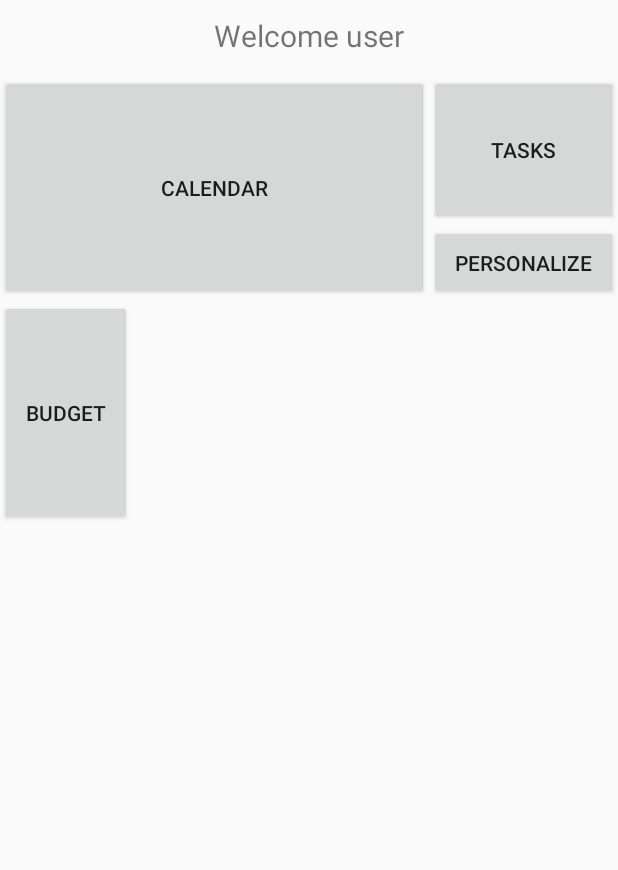
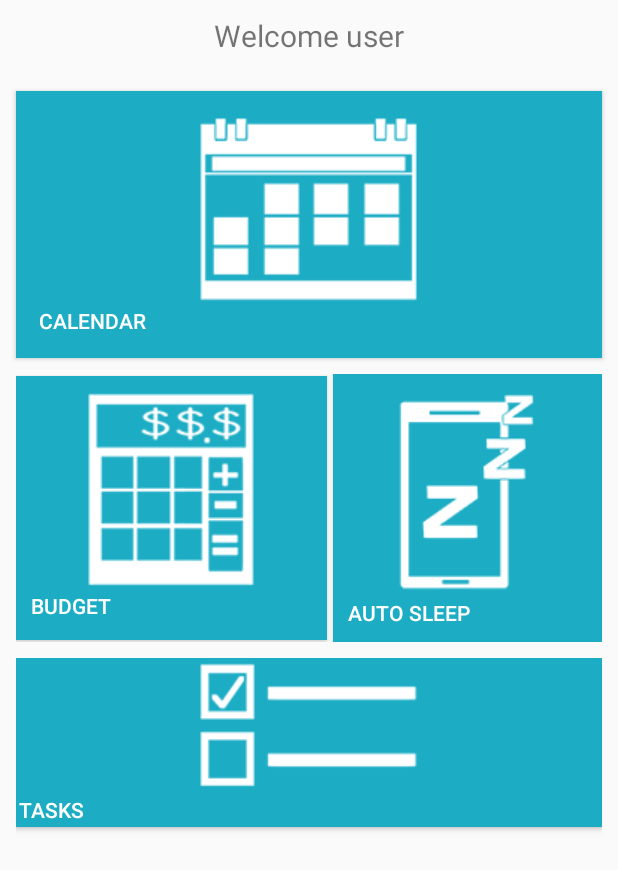
Before and after one commit to Pop-Circle/Personal-Assistant, an Android app: the Home screen opened directly, with no data from a screen before it, on a phone screen of 412 x 824 dp. Shown: the top 870 px of the screen. Run offline under Robolectric (Android 15) with nearby library versions, the phone set to English and light mode, and no system bars.

Commit message:
update Design

```diff
--- a/PersonalAssistant/app/src/main/res/layout/home.xml
+++ b/PersonalAssistant/app/src/main/res/layout/home.xml
@@ -20,52 +20,104 @@
             android:textSize="20dp" />
     </LinearLayout>
 
-    <RelativeLayout
+    <LinearLayout
+        android:orientation="vertical"
         android:layout_width="match_parent"
         android:layout_height="match_parent"
-        android:layout_below="@+id/linearLayout2">
+        android:layout_alignParentBottom="true"
+        android:layout_alignParentLeft="true"
+        android:layout_alignParentStart="true"
+        android:layout_below="@+id/linearLayout2"
+        android:padding="5dp">
+
+        <LinearLayout
+            android:orientation="horizontal"
+            android:layout_width="match_parent"
+            android:layout_height="wrap_content">
 
             <Button
-            android:layout_width="150dp"
-            android:layout_height="150dp"
+                android:layout_width="match_parent"
+                android:layout_height="wrap_content"
+                android:drawableTop="@drawable/calendar_icon"
                 android:text="Calendar"
                 android:id="@+id/btnCal"
-            android:layout_weight="0.14"
-            android:layout_below="@+id/welcomeText"
-            android:layout_alignParentLeft="true"
-            android:layout_alignParentStart="true"
-            android:layout_toStartOf="@+id/btnTasks" />
+                android:background="#1cadc5"
+                android:gravity="left"
+                android:padding="15dp"
+                android:textColor="#ffffff"
+                android:elevation="5dp"
+                android:layout_alignParentTop="true"
+                android:layout_alignRight="@+id/btnPersonal"
+                android:layout_alignEnd="@+id/btnPersonal"
+                android:layout_alignLeft="@+id/btnBudget"
+                android:layout_alignStart="@+id/btnBudget"
+                android:layout_margin="5dp" />
+        </LinearLayout>
 
-        <Button
-            android:layout_width="126dp"
-            android:layout_height="100dp"
-            android:text="Tasks"
-            android:id="@+id/btnTasks"
-            android:layout_gravity="right"
-            android:layout_weight="0.21"
-            android:layout_alignTop="@+id/btnCal"
-            android:layout_alignParentRight="true"
-            android:layout_alignParentEnd="true" />
+        <LinearLayout
+            android:orientation="horizontal"
+            android:layout_width="match_parent"
+            android:layout_height="wrap_content"
+            android:gravity="center_vertical|center_horizontal"
+            android:padding="0dp"
+            android:layout_margin="5dp">
 
             <Button
                 android:layout_width="wrap_content"
-            android:layout_height="wrap_content"
-            android:text="Personalize"
-            android:id="@+id/btnPersonal"
-            android:layout_alignBottom="@+id/btnCal"
-            android:layout_toRightOf="@+id/btnCal"
-            android:layout_alignParentRight="true"
-            android:layout_alignParentEnd="true"
-            android:layout_below="@+id/btnTasks" />
+                android:layout_height="176dp"
+                android:text="Budget"
+                android:drawableTop="@drawable/budget_icon"
+                android:id="@+id/btnBudget"
+                android:background="#1cadc5"
+                android:textColor="#ffffff"
+                android:layout_above="@+id/btnTasks"
+                android:layout_alignLeft="@+id/btnTasks"
+                android:layout_alignStart="@+id/btnTasks"
+                android:layout_alignTop="@+id/btnPersonal"
+                android:padding="10dp"
+                android:gravity="left"
+                android:layout_weight="1.06"
+                android:layout_marginRight="2dp" />
 
             <Button
-            android:layout_width="wrap_content"
-            android:layout_height="150dp"
-            android:text="Budget"
-            android:id="@+id/btnBudget"
+                android:layout_width="179dp"
+                android:layout_height="wrap_content"
+                android:text="Auto Sleep"
+                android:drawableTop="@drawable/autosnooze_icon"
+                android:id="@+id/btnPersonal"
+                android:background="#1cadc5"
+                android:textColor="#ffffff"
+                android:padding="10dp"
                 android:layout_below="@+id/btnCal"
-            android:layout_alignParentLeft="true"
-            android:layout_alignParentStart="true" />
-    </RelativeLayout>
+                android:layout_alignRight="@+id/btnTasks"
+                android:layout_alignEnd="@+id/btnTasks"
+                android:gravity="left"
+                android:layout_toRightOf="@+id/btnBudget"
+                android:layout_toEndOf="@+id/btnBudget"
+                android:layout_marginLeft="2dp" />
+        </LinearLayout>
+
+        <LinearLayout
+            android:orientation="horizontal"
+            android:layout_width="match_parent"
+            android:layout_height="match_parent"
+            android:layout_margin="5dp">
+
+            <Button
+                android:layout_width="match_parent"
+                android:layout_height="wrap_content"
+                android:text="Tasks"
+                android:drawableTop="@drawable/taskmanager_icon"
+                android:id="@+id/btnTasks"
+                android:background="#1cadc5"
+                android:textColor="#ffffff"
+                android:padding="2dp"
+                android:gravity="left"
+                android:layout_below="@+id/btnPersonal"
+                android:layout_centerHorizontal="true" />
+        </LinearLayout>
+
+
+    </LinearLayout>
 
 </RelativeLayout>
```
Also changed, not shown: PersonalAssistant/app/src/main/res/drawable/autosnooze_icon.png (added), PersonalAssistant/app/src/main/res/drawable/budget_icon.png (added), PersonalAssistant/app/src/main/res/drawable/calendar_icon.png (added), PersonalAssistant/app/src/main/res/drawable/taskmanager_icon.png (added). Lines whose indentation alone changed are shown as unchanged.
